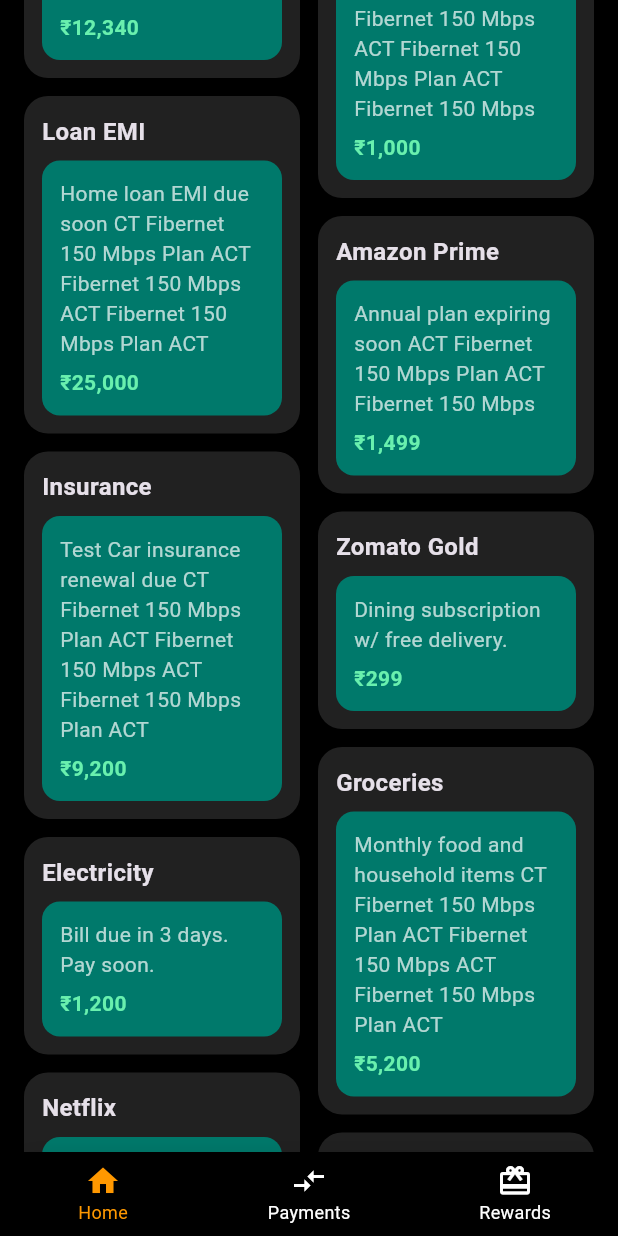
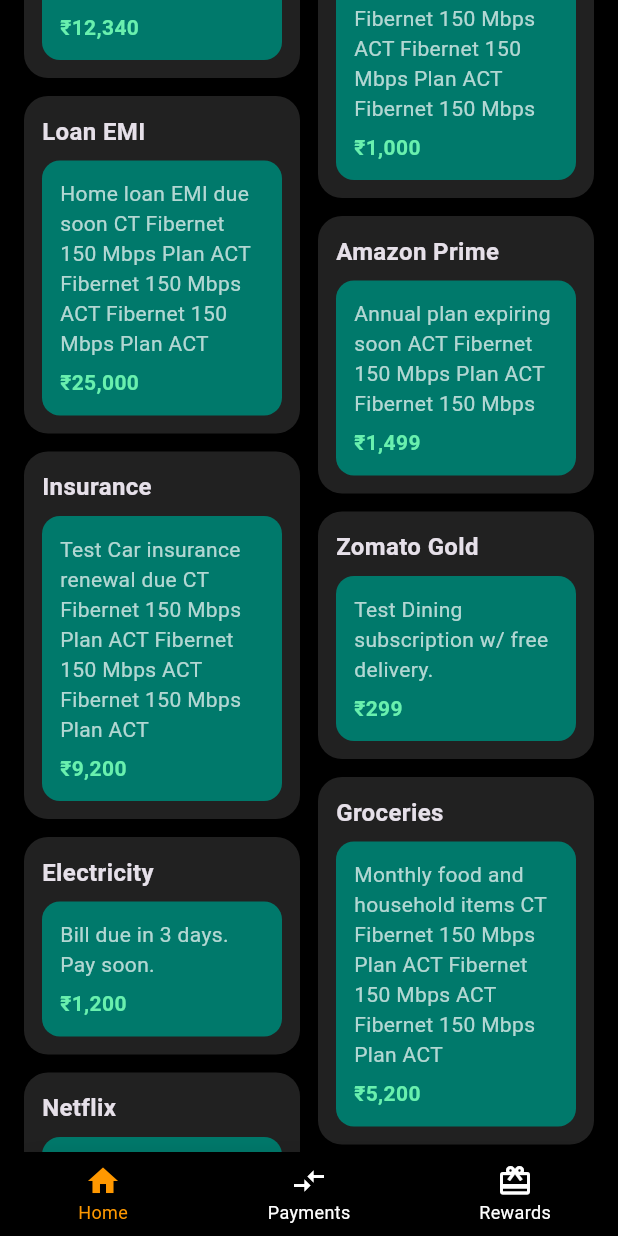
Before and after one commit to shubham281092/my_demo_flutter_application, a Flutter app: the screen it shows after launch, scrolled down 576 dp, on a phone screen of 412 x 824 dp. Run offline on Flutter 3.47's test engine with Material 3 defaults, Android fonts, the phone set to English and light mode, and no system bars.

Commit message:
Test code2

```diff
--- a/lib/main.dart
+++ b/lib/main.dart
@@ -79,7 +79,7 @@
     },
     {
       'title': 'Zomato Gold',
-      'desc': 'Dining subscription w/ free delivery.',
+      'desc': 'Test Dining subscription w/ free delivery.',
       'amount': '\u20b9299',
     },
     {
```
